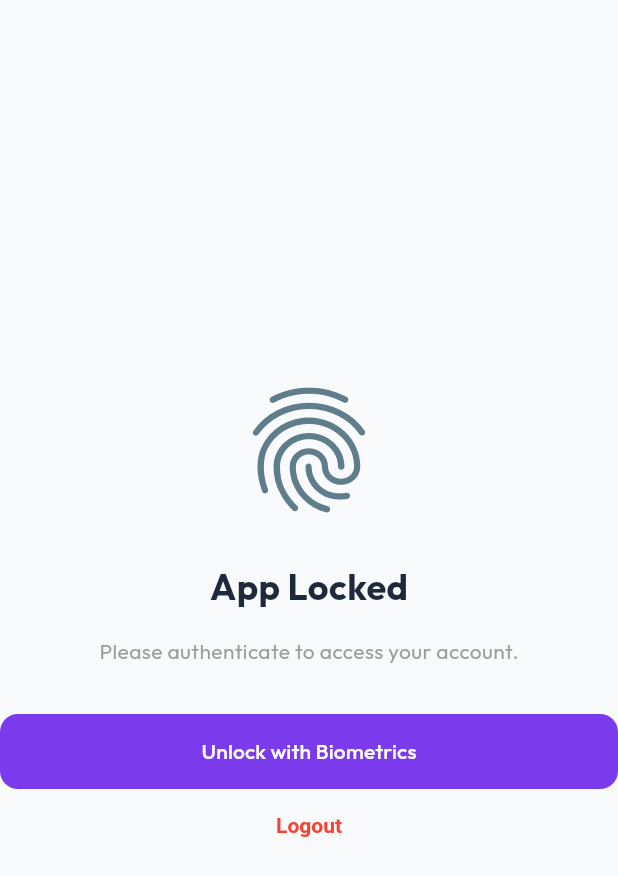
After one commit to imam8822/societyapp, a Flutter app: the BiometricLockScreen screen opened by its route, on a phone screen of 412 x 824 dp. The commit adds this screen. Shown: the top 876 px of the screen. Run offline on Flutter 3.47's test engine with Material 3 defaults, Android fonts, the phone set to English and light mode, and no system bars; our stand-ins replace dio, firebase_core, firebase_messaging, fl_chart, flutter_dotenv, flutter_riverpod and 6 more; accounts and stored records are empty; network calls fail.

Commit message:
feat: biometric authentication feature

```diff
--- a/lib/core/constants.dart
+++ b/lib/core/constants.dart
@@ -5,7 +5,9 @@ import 'package:flutter_dotenv/flutter_dotenv.dart';
 
 class AppConstants {
   // Use .env, fallback to localhost for development if missing
-  static String get baseUrl => dotenv.env['BASE_URL'] ?? 'https://societyweb.runasp.net/api';
+  static String get baseUrl => dotenv.env['BASE_URL'] ?? 'https://localhost:51019';
+  // static String get baseUrl => dotenv.env['BASE_URL'] ?? 'https://societyweb.runasp.net/api';
+
   //static const String baseUrl = 'https://societyweb.runasp.net/api';
 
   static const String tokenKey = 'auth_token';
--- /dev/null
+++ b/lib/core/services/local_auth_service.dart
@@ -0,0 +1,36 @@
+import 'package:flutter/services.dart';
+import 'package:local_auth/local_auth.dart';
+import 'package:flutter/foundation.dart';
+
+class LocalAuthService {
+  static final _auth = LocalAuthentication();
+
+  /// Check if the device has biometric hardware and it is configured
+  static Future<bool> canCheckBiometrics() async {
+    try {
+      final canAuthenticateWithBiometrics = await _auth.canCheckBiometrics;
+      final canAuthenticate = canAuthenticateWithBiometrics || await _auth.isDeviceSupported();
+      return canAuthenticate;
+    } on PlatformException catch (e) {
+      debugPrint('[LocalAuth] canCheckBiometrics error: $e');
+      return false;
+    }
+  }
+
+  /// Authenticate the user with biometrics
+  static Future<bool> authenticate() async {
+    try {
+      final authenticated = await _auth.authenticate(
+        localizedReason: 'Please authenticate to unlock the app',
+        biometricOnly: false, // fallback to pin/pattern is okay
+        persistAcrossBackgrounding: true,
+      );
+      return authenticated;
+    } on PlatformException catch (e) {
+      debugPrint('[LocalAuth] authenticate error: $e');
+      // In local_auth 3.0.1, specific error handling can use LocalAuthException
+      // For now, any error means authentication failed.
+      return false;
+    }
+  }
+}
--- /dev/null
+++ b/lib/screens/auth/biometric_lock_screen.dart
@@ -0,0 +1,72 @@
+import 'package:flutter/material.dart';
+import 'package:flutter_riverpod/flutter_riverpod.dart';
+import 'package:go_router/go_router.dart';
+import '../../core/services/local_auth_service.dart';
+import '../../providers/auth_provider.dart';
+
+class BiometricLockScreen extends ConsumerStatefulWidget {
+  const BiometricLockScreen({super.key});
+
+  @override
+  ConsumerState<BiometricLockScreen> createState() => _BiometricLockScreenState();
+}
+
+class _BiometricLockScreenState extends ConsumerState<BiometricLockScreen> {
+  @override
+  void initState() {
+    super.initState();
+    WidgetsBinding.instance.addPostFrameCallback((_) {
+      _promptBiometric();
+    });
+  }
+
+  Future<void> _promptBiometric() async {
+    final canCheck = await LocalAuthService.canCheckBiometrics();
+    if (!canCheck) {
+      // If biometrics are not available but we're on this screen,
+      // fallback to passing through
+      ref.read(authProvider.notifier).unlockBiometric();
+      return;
+    }
+
+    final success = await LocalAuthService.authenticate();
+    if (success) {
+      ref.read(authProvider.notifier).unlockBiometric();
+    }
+  }
+
+  @override
+  Widget build(BuildContext context) {
+    return Scaffold(
+      body: Center(
+        child: Column(
+          mainAxisAlignment: MainAxisAlignment.center,
+          children: [
+            const Icon(Icons.fingerprint, size: 100, color: Colors.blueGrey),
+            const SizedBox(height: 24),
+            const Text(
+              'App Locked',
+              style: TextStyle(fontSize: 24, fontWeight: FontWeight.bold),
+            ),
+            const SizedBox(height: 16),
+            const Text(
+              'Please authenticate to access your account.',
+              style: TextStyle(color: Colors.grey),
+            ),
+            const SizedBox(height: 32),
+            ElevatedButton(
+              onPressed: _promptBiometric,
+              child: const Text('Unlock with Biometrics'),
+            ),
+            TextButton(
+              onPressed: () {
+                ref.read(authProvider.notifier).logout();
+              },
+              child: const Text('Logout', style: TextStyle(color: Colors.red)),
+            ),
+          ],
+        ),
+      ),
+    );
+  }
+}
--- a/pubspec.yaml
+++ b/pubspec.yaml
@@ -41,6 +41,7 @@ dependencies:
   share_plus: ^12.0.2
   shared_preferences: ^2.5.5
   flutter_dotenv: ^6.0.1
+  local_auth: ^3.0.1
 
 dev_dependencies:
   flutter_test:
```
Also changed, not shown: lib/core/router/router.dart (+11 -2 lines), lib/providers/auth_provider.dart (+17 -1 lines), lib/screens/user/user_dashboard_screen.dart (+93 -0 lines), pubspec.lock, 7 other files.
